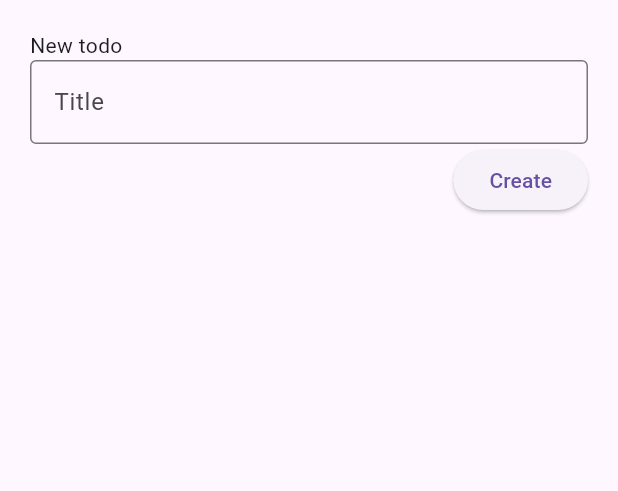
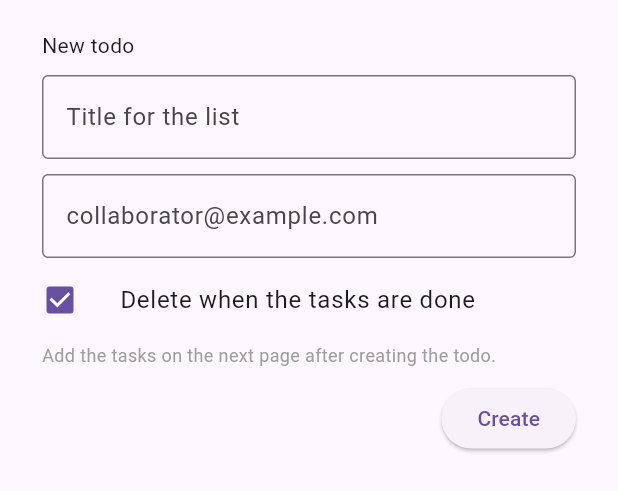
Before and after one commit to afzaal-ahmad-zeeshan/twodo, a Flutter app: the CreateTodoSheet widget shown alone on an empty page, opened directly, on a phone screen of 412 x 824 dp. Shown: the top 491 px of the screen. Run offline on Flutter 3.47's test engine with Material 2 defaults, Android fonts, the phone set to English and light mode, and no system bars; our stand-ins replace cloud_firestore, firebase_auth, firebase_core, flutter_signin_button, google_sign_in; accounts and stored records are empty; generated files the repository leaves out were written again.

Commit message:
the app functions basically, added the UI for bottom sheets, and handled deletion, need to add some confirmation check points, and remove the ID element from the Todo, the collection can rely on the Firebase IDs, they are unique.

```diff
--- a/lib/main.dart
+++ b/lib/main.dart
@@ -72,7 +72,7 @@ class _MyHomePageState extends State<MyHomePage> {
       context: context,
       shape: const RoundedRectangleBorder(
         borderRadius: BorderRadius.vertical(
-          top: Radius.circular(25.0),
+          top: Radius.circular(8.0),
         ),
       ),
       isScrollControlled: true,
--- a/lib/models/todo.dart
+++ b/lib/models/todo.dart
@@ -1,4 +1,5 @@
 import 'package:twodo/models/task.dart';
+import 'package:uuid/uuid.dart';
 
 // The collection of todos.
 class Todo {
@@ -28,7 +29,7 @@ class Todo {
   );
 
   Todo.empty()
-      : id = "",
+      : id = const Uuid().v4(),
         title = "",
         favorite = false,
         order = 1,
--- a/lib/services/todos_service.dart
+++ b/lib/services/todos_service.dart
@@ -119,12 +119,12 @@ class TodosService {
       // await ref.add(todo);
       await todos.doc(query.docs.first.id).delete();
       debugPrint("Deleted the document.");
+      return true;
     } catch (e) {
       debugPrint("Could not delete the todo");
       debugPrint(e.toString());
       return false;
     }
-    return true;
   }
 
   // Tasks
--- a/lib/widgets/create_todo_sheet.dart
+++ b/lib/widgets/create_todo_sheet.dart
@@ -1,3 +1,4 @@
+import 'package:firebase_auth/firebase_auth.dart';
 import 'package:flutter/material.dart';
 import 'package:twodo/models/todo.dart';
 
@@ -12,21 +13,69 @@ class _CreateTodoSheet extends State<CreateTodoSheet> {
   @override
   Widget build(BuildContext context) {
     return SizedBox(
-      height: 235,
-      child: Padding(
-        padding: const EdgeInsets.all(20),
-        child: ListView(
-          children: [
-            const Text(
+      height: 360,
+      child: ListView(
+        children: [
+          const Padding(
+            padding: EdgeInsets.fromLTRB(28, 20, 28, 0),
+            child: Text(
               "New todo",
             ),
-            const TextField(
-              decoration: InputDecoration(
+          ),
+          Padding(
+            padding: const EdgeInsets.fromLTRB(28, 10, 28, 0),
+            child: TextField(
+              decoration: const InputDecoration(
                 border: OutlineInputBorder(),
-                hintText: 'Title',
+                hintText: 'Title for the list',
+              ),
+              onChanged: (value) {
+                setState(() {
+                  todo.title = value;
+                });
+              },
+            ),
+          ),
+          Padding(
+            padding: const EdgeInsets.fromLTRB(28, 10, 28, 0),
+            child: TextField(
+              decoration: const InputDecoration(
+                border: OutlineInputBorder(),
+                hintText: 'collaborator@example.com',
+              ),
+              onChanged: (value) {
+                setState(() {
+                  var me = FirebaseAuth.instance.currentUser?.email;
+                  todo.owners = [me, value];
+                });
+              },
+            ),
+          ),
+          ListTile(
+            leading: Checkbox(
+              value: todo.deleteWhenDone,
+              onChanged: (value) {},
+            ),
+            title: const Text("Delete when the tasks are done"),
+            onTap: () {
+              setState(() {
+                todo.deleteWhenDone = !todo.deleteWhenDone;
+              });
+            },
+          ),
+          const Padding(
+            padding: EdgeInsets.fromLTRB(28, 0, 28, 0),
+            child: Text(
+              "Add the tasks on the next page after creating the todo.",
+              style: TextStyle(
+                color: Colors.grey,
+                fontSize: 12,
               ),
             ),
-            Row(
+          ),
+          Padding(
+            padding: const EdgeInsets.fromLTRB(28, 10, 28, 0),
+            child: Row(
               mainAxisAlignment: MainAxisAlignment.end,
               mainAxisSize: MainAxisSize.min,
               children: [
@@ -38,8 +87,8 @@ class _CreateTodoSheet extends State<CreateTodoSheet> {
                 ),
               ],
             ),
-          ],
-        ),
+          ),
+        ],
       ),
     );
   }
```
Also changed, not shown: lib/pages/todo_page.dart (+35 -3 lines).
